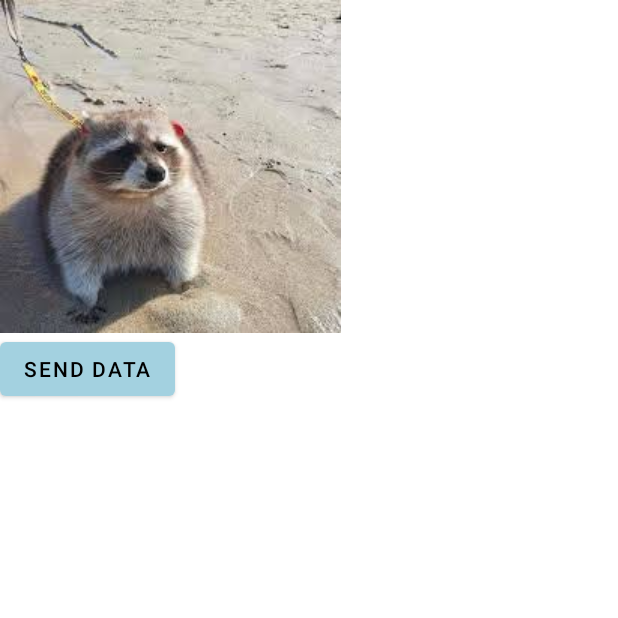
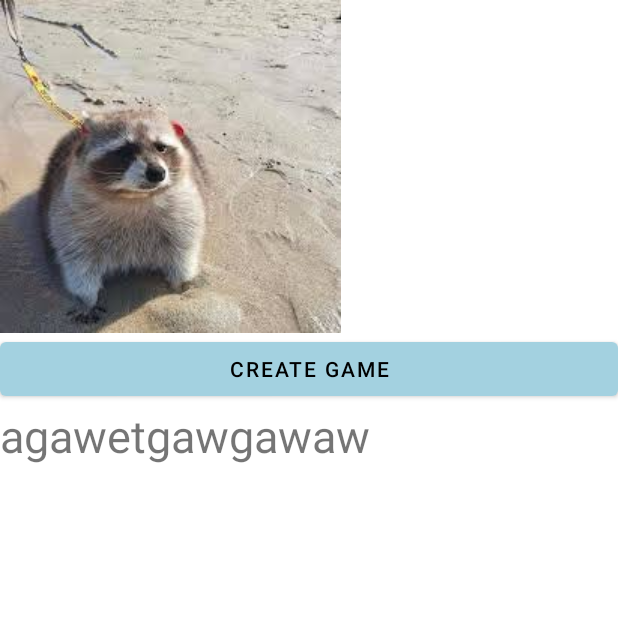
Before and after one commit to Jakubowsky97/StoryWeave, an Android app: the CreateFragment screen opened through its navigation route, after a tap on "GAME", on a phone screen of 412 x 824 dp, the top half of it. Run offline under Robolectric (Android 15) with nearby library versions, the phone set to English and light mode, and no system bars; our stand-ins replace Firebase (no records; nobody signed in at launch, a user with empty details on screens opened directly), navigation-ui.

Commit message:
GameActivity game creation database code (not working), GameCodeGenerator class

```diff
--- a/app/build.gradle.kts
+++ b/app/build.gradle.kts
@@ -38,9 +38,8 @@ android {
 dependencies {
     implementation(platform("com.google.firebase:firebase-bom:33.13.0"))
     implementation("com.google.android.gms:play-services-auth:21.3.0")
-    implementation("com.google.firebase:firebase-auth")
+    implementation("com.google.firebase:firebase-auth:22.3.1")
     implementation("com.google.firebase:firebase-firestore:24.11.0")
-
     implementation(libs.appcompat)
     implementation(libs.material)
     implementation(libs.constraintlayout)
--- a/app/src/main/java/com/example/storyweave/game/GameActivity.java
+++ b/app/src/main/java/com/example/storyweave/game/GameActivity.java
@@ -1,8 +1,16 @@
 package com.example.storyweave.game;
 
+import static com.example.storyweave.game.GameCodeGenerator.generateSixDigitCode;
+
+import android.app.ActionBar;
+import android.app.Activity;
 import android.os.Bundle;
+import android.os.DropBoxManager;
 import android.view.View;
+import android.view.ViewGroup;
 import android.widget.Button;
+import android.widget.TextView;
+import android.widget.Toast;
 
 
 import androidx.appcompat.app.AppCompatActivity;
@@ -10,6 +18,8 @@ import androidx.appcompat.app.AppCompatActivity;
 import com.example.storyweave.R;
 import com.google.firebase.FirebaseApp;
 import com.google.firebase.FirebaseOptions;
+import com.google.firebase.auth.FirebaseAuth;
+import com.google.firebase.auth.FirebaseUser;
 import com.google.firebase.firestore.FirebaseFirestore;
 
 import java.util.HashMap;
@@ -17,42 +27,42 @@ import java.util.Map;
 
 public class GameActivity extends AppCompatActivity {
 
-    FirebaseFirestore db;
+    Button buttonAddGameData;
 
-    Button buttonSendData;
+    TextView test;
+
+    //DropBoxManager language;
 
     @Override
     protected void onCreate(Bundle savedInstanceState) {
         super.onCreate(savedInstanceState);
         setContentView(R.layout.activity_game);
-        FirebaseOptions options = FirebaseOptions.fromResource(this);
 
-        if (options != null) {
-            // Initialize the default FirebaseApp instance manually
-            FirebaseApp.initializeApp(this, options);
-            System.out.println("Firebase has been initialized manually.");
-        } else {
-            System.err.println("FirebaseOptions could not be loaded from resources.");
-            buttonSendData = findViewById(R.id.buttonSendData);
+        FirebaseApp.initializeApp(this);
 
-            buttonSendData.setOnClickListener(new View.OnClickListener() {
-                @Override
-                public void onClick(View v) {
-                    db = FirebaseFirestore.getInstance();
-                    GameValues gm = new GameValues("polish", "4F34DA");
-
-                    Map<String, Object> user = new HashMap<>();
-                    user.put("first", "Alan");
-                    user.put("middle", "Mathison");
-                    user.put("last", "Turing");
-                    user.put("born", 1912);
-
-                    db.collection("test")
-                            .add(user);
-                }
-            });
-
+        buttonAddGameData = findViewById(R.id.buttonAddGameData);
+        test = findViewById(R.id.test);
+        if (buttonAddGameData == null) {
+            Toast.makeText(GameActivity.this, "Nie znaleziono przycisku w layoucie!", Toast.LENGTH_LONG).show();
         }
+        buttonAddGameData.setOnClickListener(new View.OnClickListener() {
+            @Override
+            public void onClick(View v) {
+                test.setTextColor(getResources().getColor(R.color.purple_200));
+                FirebaseFirestore db = FirebaseFirestore.getInstance();
+                GameValues gm = new GameValues("polish", generateSixDigitCode());
+                db.collection("games").document("a")
+                        .set(gm)
+                        .addOnSuccessListener(aVoid -> {
+                            Toast.makeText(GameActivity.this, "Succesfully created game", Toast.LENGTH_LONG).show();
+//                            setContentView(R.layout.GameActivity);
+                        })
+                        .addOnFailureListener(e -> {
+                            Toast.makeText(GameActivity.this, "Failed to create game: " + e.getMessage(), Toast.LENGTH_LONG).show();
+//                            setContentView(R.layout.LobbyActivity);
+                        });
+            }
+        });
 
     }
 }
--- /dev/null
+++ b/app/src/main/java/com/example/storyweave/game/GameCodeGenerator.java
@@ -0,0 +1,27 @@
+package com.example.storyweave.game;
+
+import java.util.Random;
+
+public class GameCodeGenerator {
+    //random code****************************
+    public static String generateSixDigitCode(){
+
+        String code = "";
+        char[] uppercaseLetters = {
+                'A', 'B', 'C', 'D', 'E', 'F', 'G', 'H', 'I', 'J', 'K', 'L', 'M',
+                'N', 'O', 'P', 'Q', 'R', 'S', 'T', 'U', 'V', 'W', 'X', 'Y', 'Z'
+        };
+        int[] numbers = {1, 2, 3, 4, 5, 6, 7, 8, 9, 0};
+
+        for (int i = 0; i < 6; i++){
+            Random random = new Random();
+            if (Math.round(random.nextDouble()) == 0){
+                code += uppercaseLetters[random.nextInt(uppercaseLetters.length)];
+            } else {
+                code += numbers[random.nextInt(numbers.length)];
+            }
+        }
+        return code;
+    }
+    //random code****************************
+}
--- a/app/src/main/java/com/example/storyweave/ui/create/CreateFragment.java
+++ b/app/src/main/java/com/example/storyweave/ui/create/CreateFragment.java
@@ -1,5 +1,7 @@
 package com.example.storyweave.ui.create;
 
+
+import static com.example.storyweave.game.GameCodeGenerator.generateSixDigitCode;
 
 import android.content.ClipboardManager;
 import android.content.ClipData;
@@ -48,7 +50,7 @@ public class CreateFragment extends Fragment {
         btngame.setOnClickListener(new View.OnClickListener() {
             @Override
             public void onClick(View v) {
-                startActivity(new Intent(getActivity(), GameActivity.class));
+                getActivity().setContentView(R.layout.activity_game);
             }
         });
         //game button test********************************
@@ -82,26 +84,4 @@ public class CreateFragment extends Fragment {
         super.onDestroyView();
         binding = null;
     }
-    //random code****************************
-    public static String generateSixDigitCode(){
-
-        String code = "";
-        char[] uppercaseLetters = {
-                'A', 'B', 'C', 'D', 'E', 'F', 'G', 'H', 'I', 'J', 'K', 'L', 'M',
-                'N', 'O', 'P', 'Q', 'R', 'S', 'T', 'U', 'V', 'W', 'X', 'Y', 'Z'
-        };
-        int[] numbers = {1, 2, 3, 4, 5, 6, 7, 8, 9, 0};
-
-        for (int i = 0; i < 6; i++){
-            Random random = new Random();
-            if (Math.round(random.nextDouble()) == 0){
-                code += uppercaseLetters[random.nextInt(uppercaseLetters.length)];
-            } else {
-                code += numbers[random.nextInt(numbers.length)];
-            }
-        }
-        return code;
-    }
-    //random code****************************
-
 }
--- a/app/src/main/java/com/example/storyweave/ui/create/CreateViewModel.java
+++ b/app/src/main/java/com/example/storyweave/ui/create/CreateViewModel.java
@@ -10,7 +10,6 @@ public class CreateViewModel extends ViewModel {
 
     public CreateViewModel() {
         mText = new MutableLiveData<>();
-        mText.setValue("This is create fragment");
     }
 
     public LiveData<String> getText() {
--- a/app/src/main/java/com/example/storyweave/ui/home/HomeViewModel.java
+++ b/app/src/main/java/com/example/storyweave/ui/home/HomeViewModel.java
@@ -10,7 +10,6 @@ public class HomeViewModel extends ViewModel {
 
     public HomeViewModel() {
         mText = new MutableLiveData<>();
-        mText.setValue("This is home fragment");
     }
 
     public LiveData<String> getText() {
--- a/app/src/main/java/com/example/storyweave/ui/search/SearchFragment.java
+++ b/app/src/main/java/com/example/storyweave/ui/search/SearchFragment.java
@@ -39,7 +39,7 @@ public class SearchFragment extends Fragment {
         btngame.setOnClickListener(new View.OnClickListener() {
             @Override
             public void onClick(View v) {
-                startActivity(new Intent(getActivity(), GameActivity.class));
+                getActivity().setContentView(R.layout.activity_game);
             }
         });
         //game button test********************************
--- a/app/src/main/res/layout/activity_game.xml
+++ b/app/src/main/res/layout/activity_game.xml
@@ -10,10 +10,15 @@
         android:background="@drawable/levacation" />
 
     <Button
-        android:id="@+id/buttonSendData"
+        android:id="@+id/buttonAddGameData"
+        android:layout_width="match_parent"
+        android:layout_height="wrap_content"
+        android:text="Create game" />
+    <TextView
+        android:id="@+id/test"
         android:layout_width="wrap_content"
         android:layout_height="wrap_content"
-        android:layout_weight="0"
-        android:text="Send data" />
+        android:text="agawetgawgawaw"
+        android:textSize="30dp"/>
 
 </LinearLayout>
--- a/app/src/main/res/layout/fragment_home.xml
+++ b/app/src/main/res/layout/fragment_home.xml
@@ -19,4 +19,7 @@
         app:layout_constraintEnd_toEndOf="parent"
         app:layout_constraintStart_toStartOf="parent"
         app:layout_constraintTop_toTopOf="parent" />
+
+
+
 </androidx.constraintlayout.widget.ConstraintLayout>
```
Also changed, not shown: app/src/main/java/com/example/storyweave/ui/home/HomeFragment.java (+11 -0 lines), build.gradle.kts (line endings or trailing spaces).
